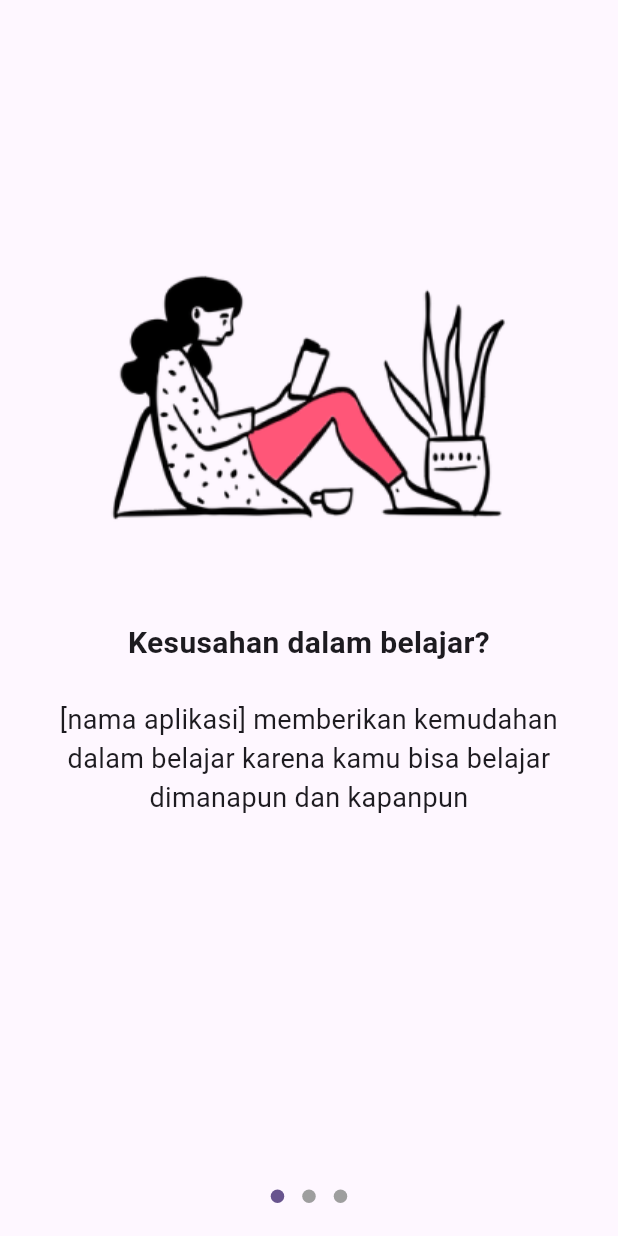
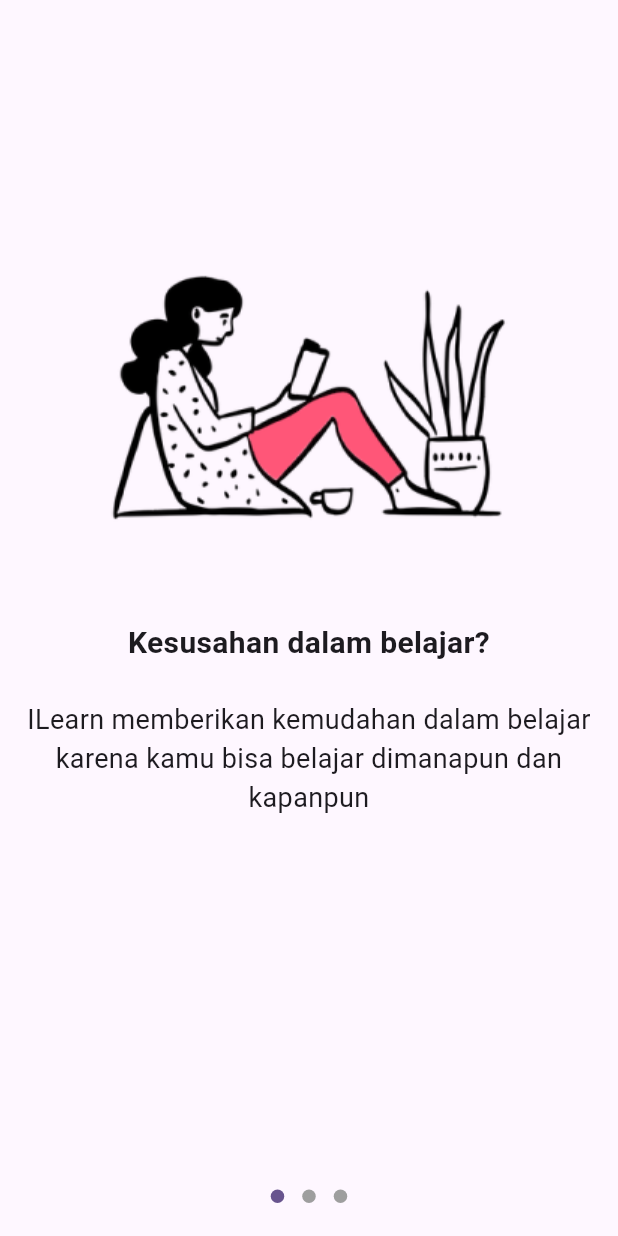
Before and after one commit to PradiptaAhmad/iLearn_project, a Flutter app: the OnBoarding screen opened directly, on a phone screen of 412 x 824 dp. Run offline on Flutter 3.47's test engine with Material 2 defaults, Android fonts, the light colour scheme and no system bars; drawn by our look-alikes of introduction_screen; our stand-ins replace get, google_fonts.

Commit message:
[alyaa] feat homeee

```diff
--- a/lib/pages/onboarding/onboard.dart
+++ b/lib/pages/onboarding/onboard.dart
@@ -23,12 +23,12 @@
           PageViewModel(
             image: Image.asset("assets/images/reading.png"),
             title: 'Kesusahan dalam belajar?',
-            body: '[nama aplikasi] memberikan kemudahan dalam belajar karena kamu bisa belajar dimanapun dan kapanpun ',
+            body: 'ILearn memberikan kemudahan dalam belajar karena kamu bisa belajar dimanapun dan kapanpun ',
           ),
           PageViewModel(
             image: Image.asset("assets/images/laying.png"),
             title: 'Materi yang beragam',
-            body: '[nama aplikasi] mempunyai beragam materi menarik yang bisa dipelajari dari sekarang ',
+            body: 'ILearn mempunyai beragam materi menarik yang bisa dipelajari dari sekarang ',
           ),
           PageViewModel(
             image: Image.asset("assets/images/chilling.png"),
```
